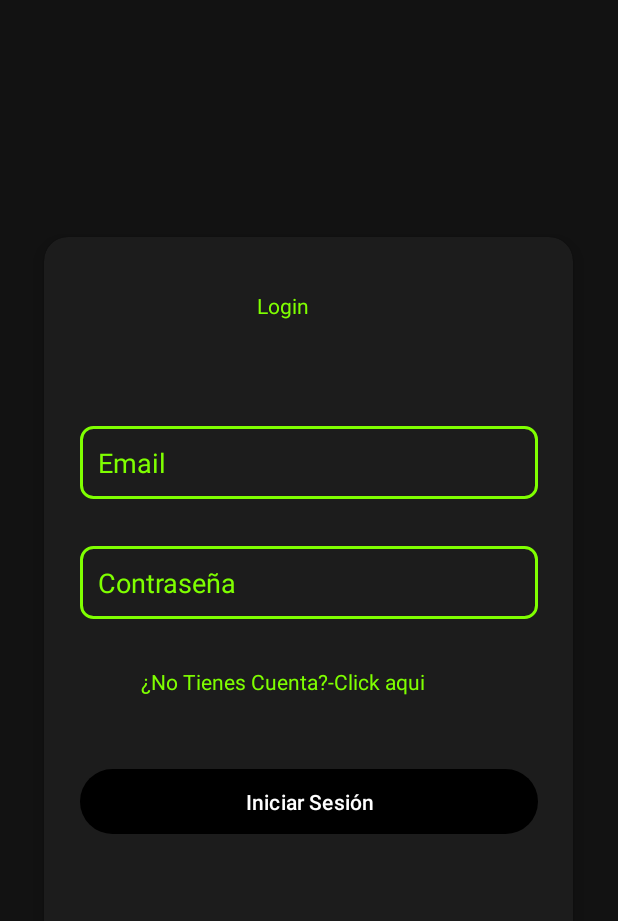
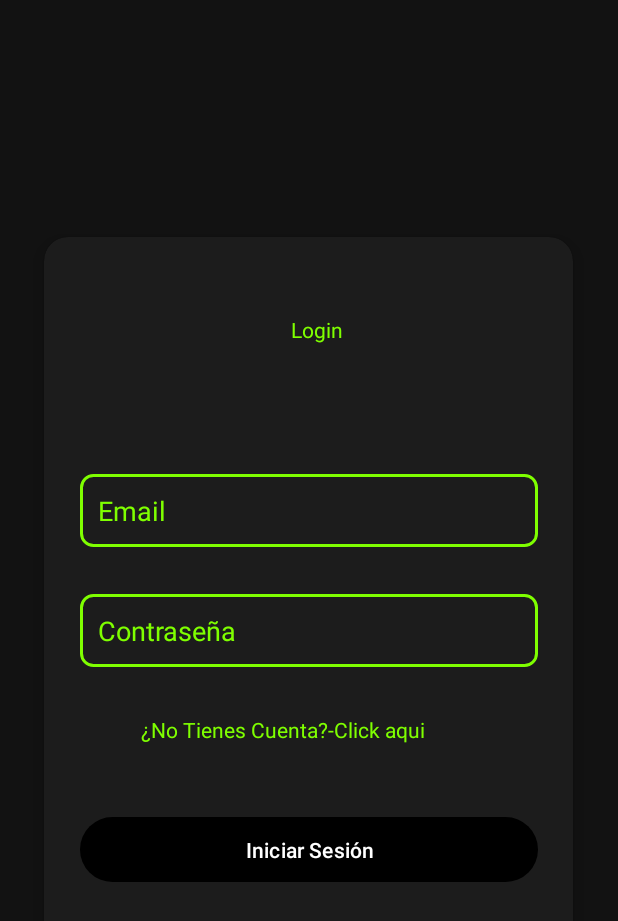
Before and after one commit to 777Undefined777/Red-Social-kotlin-firebase, an Android app: the screen it shows after launch (LoginActivity), on a phone screen of 412 x 824 dp. Shown: the top 921 px of the screen. Run offline under Robolectric (Android 15) with nearby library versions, the phone set to English and light mode, and no system bars; our stand-ins replace Firebase (no records; nobody signed in at launch, a user with empty details on screens opened directly).

Commit message:
mejoras en xml

```diff
--- a/app/src/main/res/layout/activity_create_post.xml
+++ b/app/src/main/res/layout/activity_create_post.xml
@@ -14,13 +14,12 @@ android:id="@+id/editTextContent"
         android:layout_width="match_parent"
         android:layout_height="106dp"
         android:layout_marginBottom="8dp"
+        android:background="@drawable/edittext_background"
         android:gravity="top"
         android:hint="Ingresa el texto a postear, ej: 'Hola Hoy fue un buen dia'"
         android:padding="12dp"
-    android:textColorHint="@color/white"
         android:textColor="@color/white"
-    android:background="@drawable/edittext_background"
-    />
+        android:textColorHint="#4E4D4D" />
 
 <ImageView
 android:id="@+id/imageView"
--- a/app/src/main/res/layout/login_activity.xml
+++ b/app/src/main/res/layout/login_activity.xml
@@ -29,8 +29,8 @@
 
             <TextView
                 android:id="@+id/tv"
-                android:layout_width="271dp"
-                android:layout_height="44dp"
+                android:layout_width="316dp"
+                android:layout_height="76dp"
                 android:gravity="center"
                 android:text="Login"
                 android:textColor="#7FFF00" />
```
Lines whose indentation alone changed are shown as unchanged.
